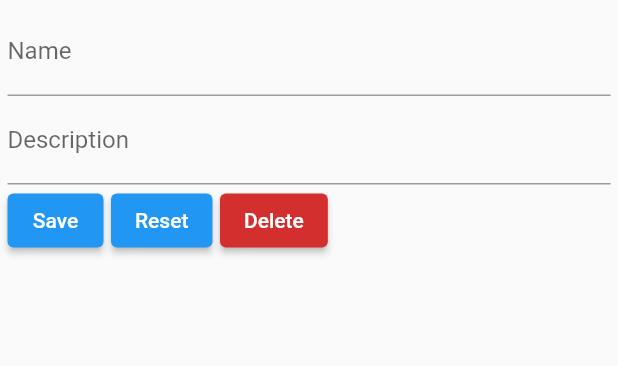
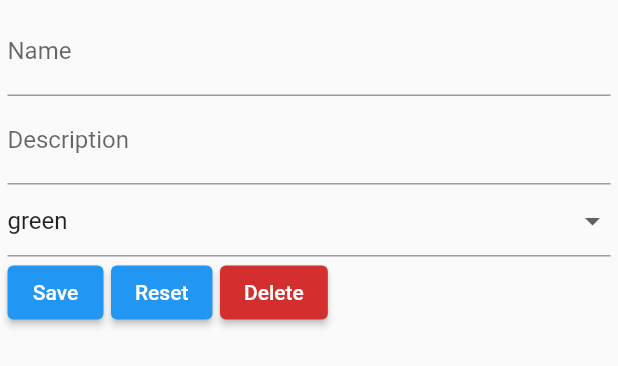
Before and after one commit to KarolDuszak/UserStoryMapper, a Flutter app: the EditPotentialUser widget shown alone on an empty page, opened directly with empty values, after a tap on "Delete", on a phone screen of 412 x 824 dp. Shown: the top 366 px of the screen. Run offline on Flutter 3.47's test engine with Material 2 defaults, Android fonts, the phone set to English and light mode, and no system bars; our stand-ins replace auto_size_text, bloc, cloud_firestore, equatable, firebase_auth, firebase_core and 4 more; missing offline and left inert: cloud_firestore_odm, drag_and_drop_lists, flow_builder; accounts and stored records are empty.

Commit message:
selecting color for potential user finished

```diff
--- a/user_story_mapper/lib/data/implementations/FirebaseBoardApi.dart
+++ b/user_story_mapper/lib/data/implementations/FirebaseBoardApi.dart
@@ -1,15 +1,12 @@
 import 'dart:async';
-import 'dart:html';
 
 import 'package:user_story_mapper/data/interfaces/IBoardApi.dart';
 import 'package:user_story_mapper/models/board.dart';
-import 'package:firebase_core/firebase_core.dart';
 import 'package:cloud_firestore/cloud_firestore.dart';
 import 'package:user_story_mapper/models/epic.dart';
+import 'package:user_story_mapper/models/milestone.dart';
 import 'package:user_story_mapper/models/potentialUser.dart';
 import 'package:user_story_mapper/models/story.dart';
-
-import '../../models/milestone.dart';
 
 class FirebaseBoardApi extends IBoardApi {
   FirebaseFirestore firestore = FirebaseFirestore.instance;
@@ -253,15 +250,28 @@ class FirebaseBoardApi extends IBoardApi {
     var data = snapshot.data() as Map<String, dynamic>;
     Board board = Board.fromJson(data);
 
-    int uIndex = board.potentialUsers!
+    int uIndex = board.potentialUsers
         .indexWhere((element) => element.id == potentialUserId);
 
     if (uIndex != -1) {
-      throw UnimplementedError(
-          "Trzeba przejść po wszystkich epicach i story aby usunąć id tego potential Usera");
-      //Strukturę danych najpierw trzeba poprawić bo obecnie przechowujemy tam całe object potentialUser
+      for (int i = 0; i < board.milestones.length; i++) {
+        for (int j = 0; j < board.milestones[i].epics.length; j++) {
+          board.milestones[i].epics[j].potentialUsers
+              .removeWhere((id) => id == potentialUserId);
+          for (int k = 0;
+              k < board.milestones[i].epics[j].features!.length;
+              k++) {
+            for (int l = 0;
+                l < board.milestones[i].epics[j].features![k].length;
+                l++) {
+              board.milestones[i].epics[j].features![k][l].potentialUsers
+                  .removeWhere((id) => id == potentialUserId);
+            }
+          }
+        }
+      }
 
-      board.potentialUsers!
+      board.potentialUsers
           .removeWhere((element) => element.id == potentialUserId);
       updateBoard(board);
       return;
@@ -278,22 +288,23 @@ class FirebaseBoardApi extends IBoardApi {
     var data = snapshot.data() as Map<String, dynamic>;
     Board board = Board.fromJson(data);
 
-    if (board.potentialUsers!.length == 0) {
-      board.potentialUsers!.add(potentialUser);
+    if (board.potentialUsers.isEmpty) {
+      board.potentialUsers.add(potentialUser);
       updateBoard(board);
       return;
     }
 
-    int uIndex = board.potentialUsers!
+    int uIndex = board.potentialUsers
         .indexWhere((element) => element.id == potentialUser.id);
 
     if (uIndex == -1) {
-      board.potentialUsers!.add(potentialUser);
+      board.potentialUsers.add(potentialUser);
       updateBoard(board);
       return;
     }
 
-    board.potentialUsers!.insert(uIndex, potentialUser);
+    board.potentialUsers.removeAt(uIndex);
+    board.potentialUsers.insert(uIndex, potentialUser);
     updateBoard(board);
   }
 
--- a/user_story_mapper/lib/models/potentialUser.dart
+++ b/user_story_mapper/lib/models/potentialUser.dart
@@ -15,7 +15,7 @@ class PotentialUser extends Equatable {
       required this.description});
 
   final String id;
-  final ColorLabel color;
+  late final ColorLabel color;
   final String name;
   final String description;
 
--- a/user_story_mapper/lib/presentation/board/editPotentialUserForm.dart
+++ b/user_story_mapper/lib/presentation/board/editPotentialUserForm.dart
@@ -24,14 +24,14 @@ class _EditPotentialUser extends State<EditPotentialUser> {
   final description = TextEditingController();
   final name = TextEditingController();
   //Jak z tego zrobić color picker?
-  late Color pickerColor;
+  late ColorLabel pickerColor;
 
   _EditPotentialUser(String boardId, PotentialUser potentialUser) {
     this.potentialUser = potentialUser;
     this.boardId = boardId;
     description.text = potentialUser.description;
     name.text = potentialUser.name;
-    pickerColor = Colors.red;
+    pickerColor = potentialUser.color;
   }
 
   @override
@@ -54,13 +54,22 @@ class _EditPotentialUser extends State<EditPotentialUser> {
                   labelText: "Description"),
               controller: description,
             ),
-            /*ElevatedButton(
-                style: ButtonStyle(
-                  backgroundColor: MaterialStateProperty.resolveWith<Color?>(
-                      pickerColor as MaterialPropertyResolver<Color?>),
-                ),
-                onPressed: () {},
-                child: Text("Selected Color")),*/
+            DropdownButtonFormField<ColorLabel>(
+              value: pickerColor,
+              onChanged: ((newValue) {
+                setState(() {
+                  pickerColor = newValue ?? ColorLabel.grey;
+                });
+              }),
+              items: ColorLabel.values.map<DropdownMenuItem<ColorLabel>>(
+                (ColorLabel color) {
+                  return DropdownMenuItem<ColorLabel>(
+                    value: color,
+                    child: Text(color.name),
+                  );
+                },
+              ).toList(),
+            ),
             Row(
               children: [
                 ElevatedButton(
@@ -69,7 +78,7 @@ class _EditPotentialUser extends State<EditPotentialUser> {
                           boardId,
                           PotentialUser(
                               id: potentialUser.id,
-                              color: potentialUser.color,
+                              color: pickerColor,
                               name: name.text,
                               description: description.text));
                     },
@@ -80,6 +89,7 @@ class _EditPotentialUser extends State<EditPotentialUser> {
                       setState(() {
                         description.text = potentialUser.description;
                         name.text = potentialUser.name;
+                        pickerColor = potentialUser.color;
                       });
                     },
                     child: Text("Reset")),
--- a/user_story_mapper/lib/presentation/board/storyCard.dart
+++ b/user_story_mapper/lib/presentation/board/storyCard.dart
@@ -255,8 +255,8 @@ class _StoryCard extends State<StoryCard> {
       child: Text("Cancel"),
       style: ElevatedButton.styleFrom(primary: Colors.green[700]),
       onPressed: () {
+        Navigator.of(context).pop();
         isEditMode = false;
-        Navigator.of(context).pop();
       },
     );
 
```
Also changed, not shown: user_story_mapper/lib/presentation/board/boardWidget.dart (+4 -3 lines).
